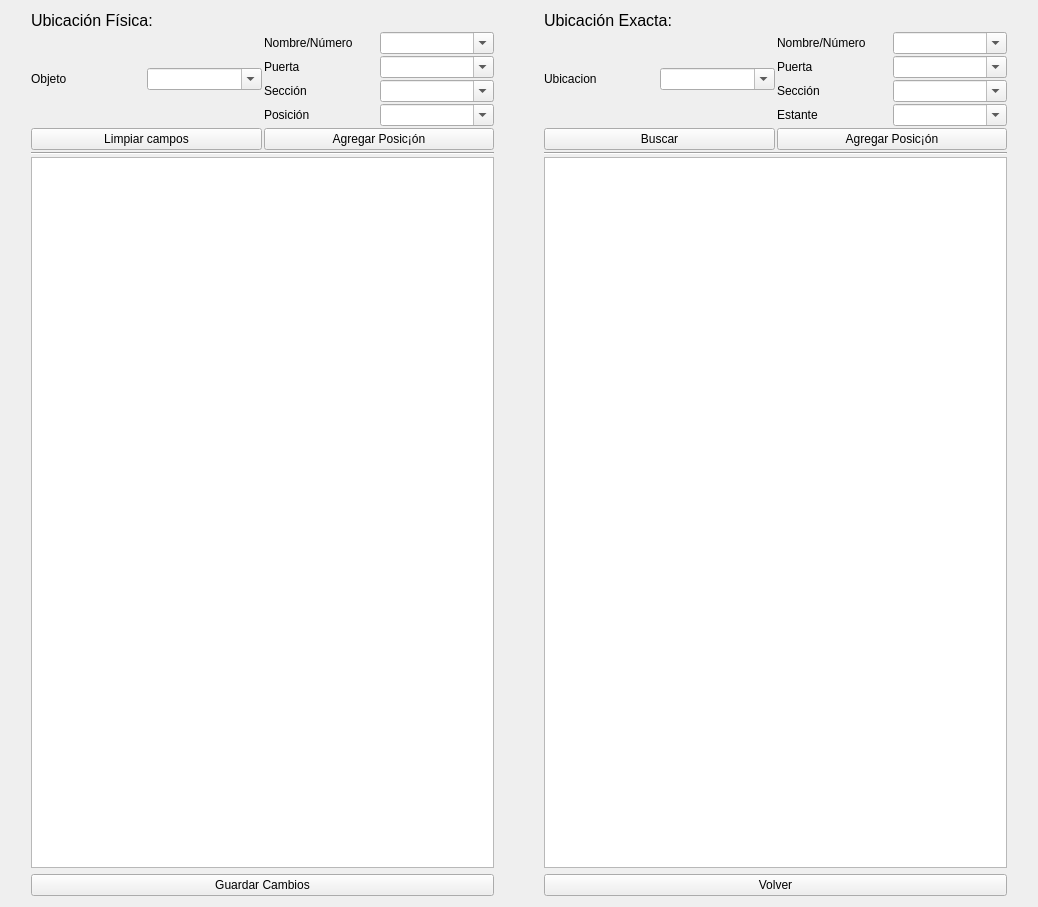
Before: the Qt Designer form qts/ventana_tablas.ui in LucasQuinteros/Base, drawn with Qt 5.
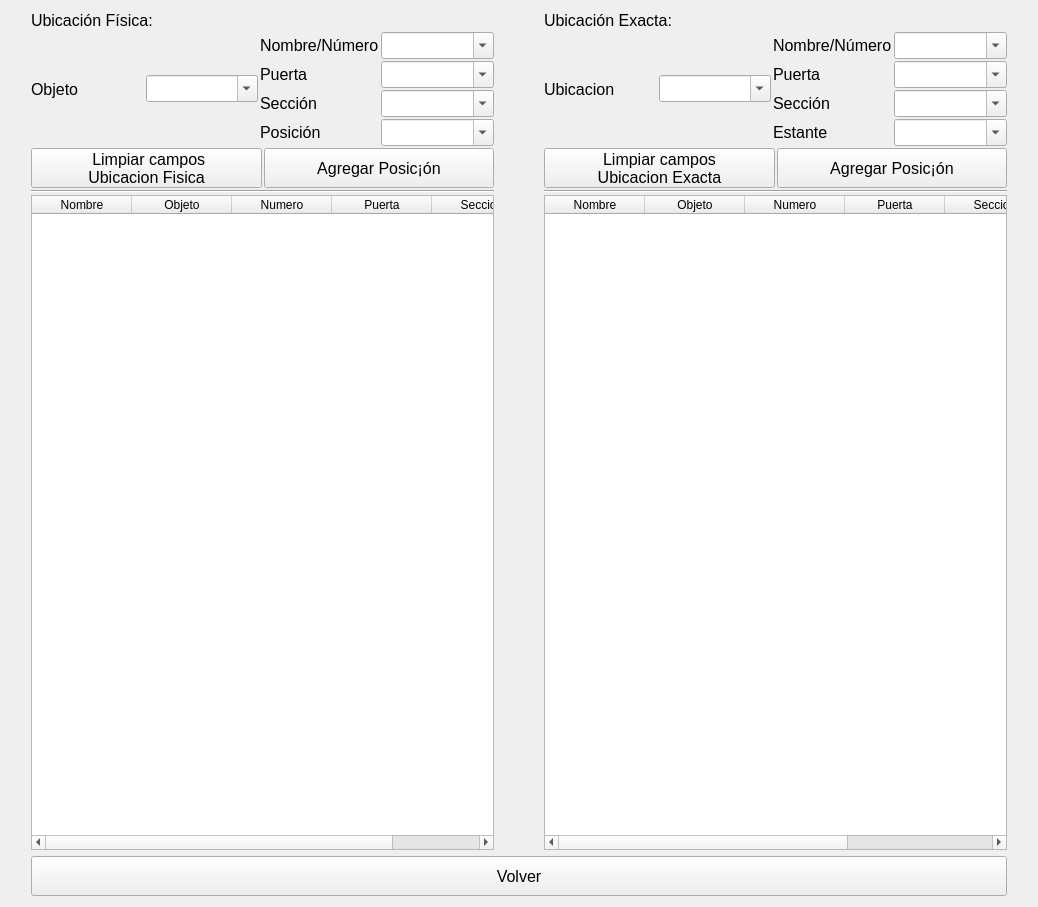
After: the same form once the commit is applied.

Commit message: Mejoras en edicion de tablas, mejoras visuales

What changed in the file:
```diff
--- a/qts/ventana_tablas.ui
+++ b/qts/ventana_tablas.ui
@@ -46,8 +46,22 @@
          </item>
          <item>
           <layout class="QHBoxLayout" name="horizontalLayout">
+           <property name="sizeConstraint">
+            <enum>QLayout::SetMinimumSize</enum>
+           </property>
+           <property name="leftMargin">
+            <number>0</number>
+           </property>
+           <property name="rightMargin">
+            <number>0</number>
+           </property>
            <item>
             <widget class="QLabel" name="label_3">
+             <property name="font">
+              <font>
+               <pointsize>12</pointsize>
+              </font>
+             </property>
              <property name="text">
               <string>Objeto</string>
              </property>
@@ -55,6 +69,17 @@
            </item>
            <item>
             <widget class="QComboBox" name="comboBox">
+             <property name="minimumSize">
+              <size>
+               <width>0</width>
+               <height>0</height>
+              </size>
+             </property>
+             <property name="font">
+              <font>
+               <pointsize>12</pointsize>
+              </font>
+             </property>
              <property name="editable">
               <bool>true</bool>
              </property>
@@ -64,6 +89,11 @@
             <layout class="QVBoxLayout" name="verticalLayout_3">
              <item>
               <widget class="QLabel" name="label_4">
+               <property name="font">
+                <font>
+                 <pointsize>12</pointsize>
+                </font>
+               </property>
                <property name="text">
                 <string>Nombre/Número</string>
                </property>
@@ -71,6 +101,11 @@
              </item>
              <item>
               <widget class="QLabel" name="label_5">
+               <property name="font">
+                <font>
+                 <pointsize>12</pointsize>
+                </font>
+               </property>
                <property name="text">
                 <string>Puerta</string>
                </property>
@@ -78,6 +113,11 @@
              </item>
              <item>
               <widget class="QLabel" name="label_6">
+               <property name="font">
+                <font>
+                 <pointsize>12</pointsize>
+                </font>
+               </property>
                <property name="text">
                 <string>Sección</string>
                </property>
@@ -85,6 +125,11 @@
              </item>
              <item>
               <widget class="QLabel" name="label_91">
+               <property name="font">
+                <font>
+                 <pointsize>12</pointsize>
+                </font>
+               </property>
                <property name="text">
                 <string>Posición</string>
                </property>
@@ -96,6 +141,17 @@
             <layout class="QVBoxLayout" name="verticalLayout_4">
              <item>
               <widget class="QComboBox" name="comboBox_2">
+               <property name="minimumSize">
+                <size>
+                 <width>0</width>
+                 <height>0</height>
+                </size>
+               </property>
+               <property name="font">
+                <font>
+                 <pointsize>12</pointsize>
+                </font>
+               </property>
                <property name="editable">
                 <bool>true</bool>
                </property>
@@ -103,6 +159,17 @@
              </item>
              <item>
               <widget class="QComboBox" name="comboBox_3">
+               <property name="minimumSize">
+                <size>
+                 <width>0</width>
+                 <height>0</height>
+                </size>
+               </property>
+               <property name="font">
+                <font>
+                 <pointsize>12</pointsize>
+                </font>
+               </property>
                <property name="editable">
                 <bool>true</bool>
                </property>
@@ -110,6 +177,17 @@
              </item>
              <item>
               <widget class="QComboBox" name="comboBox_4">
+               <property name="minimumSize">
+                <size>
+                 <width>0</width>
+                 <height>0</height>
+                </size>
+               </property>
+               <property name="font">
+                <font>
+                 <pointsize>12</pointsize>
+                </font>
+               </property>
                <property name="editable">
                 <bool>true</bool>
                </property>
@@ -117,6 +195,17 @@
              </item>
              <item>
               <widget class="QComboBox" name="comboBox_5">
+               <property name="minimumSize">
+                <size>
+                 <width>0</width>
+                 <height>0</height>
+                </size>
+               </property>
+               <property name="font">
+                <font>
+                 <pointsize>12</pointsize>
+                </font>
+               </property>
                <property name="editable">
                 <bool>true</bool>
                </property>
@@ -128,15 +217,53 @@
          </item>
          <item>
           <layout class="QHBoxLayout" name="horizontalLayout_2">
+           <property name="sizeConstraint">
+            <enum>QLayout::SetFixedSize</enum>
+           </property>
            <item>
             <widget class="QPushButton" name="pushButton_3">
+             <property name="sizePolicy">
+              <sizepolicy hsizetype="Minimum" vsizetype="Fixed">
+               <horstretch>0</horstretch>
+               <verstretch>0</verstretch>
+              </sizepolicy>
+             </property>
+             <property name="minimumSize">
+              <size>
+               <width>0</width>
+               <height>40</height>
+              </size>
+             </property>
+             <property name="font">
+              <font>
+               <pointsize>12</pointsize>
+              </font>
+             </property>
              <property name="text">
-              <string>Limpiar campos</string>
+              <string> Limpiar campos
+Ubicacion Fisica</string>
              </property>
             </widget>
            </item>
            <item>
             <widget class="QPushButton" name="pushButton_4">
+             <property name="sizePolicy">
+              <sizepolicy hsizetype="Minimum" vsizetype="Fixed">
+               <horstretch>0</horstretch>
+               <verstretch>0</verstretch>
+              </sizepolicy>
+             </property>
+             <property name="minimumSize">
+              <size>
+               <width>0</width>
+               <height>40</height>
+              </size>
+             </property>
+             <property name="font">
+              <font>
+               <pointsize>12</pointsize>
+              </font>
+             </property>
              <property name="text">
               <string>Agregar Posic¡ón</string>
              </property>
@@ -152,7 +279,33 @@
           </widget>
          </item>
          <item>
-          <widget class="QListWidget" name="listWidget"/>
+          <widget class="QTableWidget" name="tableWidget">
+           <column>
+            <property name="text">
+             <string>Nombre</string>
+            </property>
+           </column>
+           <column>
+            <property name="text">
+             <string>Objeto</string>
+            </property>
+           </column>
+           <column>
+            <property name="text">
+             <string>Numero</string>
+            </property>
+           </column>
+           <column>
+            <property name="text">
+             <string>Puerta</string>
+            </property>
+           </column>
+           <column>
+            <property name="text">
+             <string>Seccion</string>
+            </property>
+           </column>
+          </widget>
          </item>
         </layout>
        </item>
@@ -177,6 +330,11 @@
           <layout class="QHBoxLayout" name="horizontalLayout_5">
            <item>
             <widget class="QLabel" name="label_7">
+             <property name="font">
+              <font>
+               <pointsize>12</pointsize>
+              </font>
+             </property>
              <property name="text">
               <string>Ubicacion</string>
              </property>
@@ -184,6 +342,11 @@
            </item>
            <item>
             <widget class="QComboBox" name="comboBox_6">
+             <property name="font">
+              <font>
+               <pointsize>12</pointsize>
+              </font>
+             </property>
              <property name="editable">
               <bool>true</bool>
              </property>
@@ -193,6 +356,11 @@
             <layout class="QVBoxLayout" name="verticalLayout_5">
              <item>
               <widget class="QLabel" name="label_8">
+               <property name="font">
+                <font>
+                 <pointsize>12</pointsize>
+                </font>
+               </property>
                <property name="text">
                 <string>Nombre/Número</string>
                </property>
@@ -200,6 +368,11 @@
              </item>
              <item>
               <widget class="QLabel" name="label_9">
+               <property name="font">
+                <font>
+                 <pointsize>12</pointsize>
+                </font>
+               </property>
                <property name="text">
                 <string>Puerta</string>
                </property>
@@ -207,6 +380,11 @@
              </item>
              <item>
               <widget class="QLabel" name="label_10">
+               <property name="font">
+                <font>
+                 <pointsize>12</pointsize>
+                </font>
+               </property>
                <property name="text">
                 <string>Sección</string>
                </property>
@@ -214,6 +392,11 @@
              </item>
              <item>
               <widget class="QLabel" name="label_92">
+               <property name="font">
+                <font>
+                 <pointsize>12</pointsize>
+                </font>
+               </property>
                <property name="text">
                 <string>Estante</string>
                </property>
@@ -225,6 +408,11 @@
             <layout class="QVBoxLayout" name="verticalLayout_6">
              <item>
               <widget class="QComboBox" name="comboBox_7">
+               <property name="font">
+                <font>
+                 <pointsize>12</pointsize>
+                </font>
+               </property>
                <property name="editable">
                 <bool>true</bool>
                </property>
@@ -232,6 +420,11 @@
              </item>
              <item>
               <widget class="QComboBox" name="comboBox_8">
+               <property name="font">
+                <font>
+                 <pointsize>12</pointsize>
+                </font>
+               </property>
                <property name="editable">
                 <bool>true</bool>
                </property>
@@ -239,6 +432,11 @@
              </item>
              <item>
               <widget class="QComboBox" name="comboBox_9">
+               <property name="font">
+                <font>
+                 <pointsize>12</pointsize>
+                </font>
+               </property>
                <property name="editable">
                 <bool>true</bool>
                </property>
@@ -246,6 +444,11 @@
              </item>
              <item>
               <widget class="QComboBox" name="comboBox_10">
+               <property name="font">
+                <font>
+                 <pointsize>12</pointsize>
+                </font>
+               </property>
                <property name="editable">
                 <bool>true</bool>
                </property>
@@ -259,13 +462,36 @@
           <layout class="QHBoxLayout" name="horizontalLayout_6">
            <item>
             <widget class="QPushButton" name="pushButton_5">
+             <property name="minimumSize">
+              <size>
+               <width>0</width>
+               <height>40</height>
+              </size>
+             </property>
+             <property name="font">
+              <font>
+               <pointsize>12</pointsize>
+              </font>
+             </property>
              <property name="text">
-              <string>Buscar</string>
+              <string>Limpiar campos
+Ubicacion Exacta</string>
              </property>
             </widget>
            </item>
            <item>
             <widget class="QPushButton" name="pushButton_6">
+             <property name="minimumSize">
+              <size>
+               <width>0</width>
+               <height>40</height>
+              </size>
+             </property>
+             <property name="font">
+              <font>
+               <pointsize>12</pointsize>
+              </font>
+             </property>
              <property name="text">
               <string>Agregar Posic¡ón</string>
              </property>
@@ -281,7 +507,38 @@
           </widget>
          </item>
          <item>
-          <widget class="QListWidget" name="listWidget_2"/>
+          <widget class="QTableWidget" name="tableWidget_2">
+           <column>
+            <property name="text">
+             <string>Nombre</string>
+            </property>
+           </column>
+           <column>
+            <property name="text">
+             <string>Objeto</string>
+            </property>
+           </column>
+           <column>
+            <property name="text">
+             <string>Numero</string>
+            </property>
+           </column>
+           <column>
+            <property name="text">
+             <string>Puerta</string>
+            </property>
+           </column>
+           <column>
+            <property name="text">
+             <string>Seccion</string>
+            </property>
+           </column>
+           <column>
+            <property name="text">
+             <string>Estante</string>
+            </property>
+           </column>
+          </widget>
          </item>
         </layout>
        </item>
@@ -298,15 +555,19 @@
        <property name="rightMargin">
         <number>20</number>
        </property>
-       <item>
-        <widget class="QPushButton" name="pushButton_2">
-         <property name="text">
-          <string>Guardar Cambios</string>
-         </property>
-        </widget>
-       </item>
        <item>
         <widget class="QPushButton" name="pushButton">
+         <property name="minimumSize">
+          <size>
+           <width>0</width>
+           <height>40</height>
+          </size>
+         </property>
+         <property name="font">
+          <font>
+           <pointsize>12</pointsize>
+          </font>
+         </property>
          <property name="text">
           <string>Volver</string>
          </property>
```
The commit also changes 8 other files.
